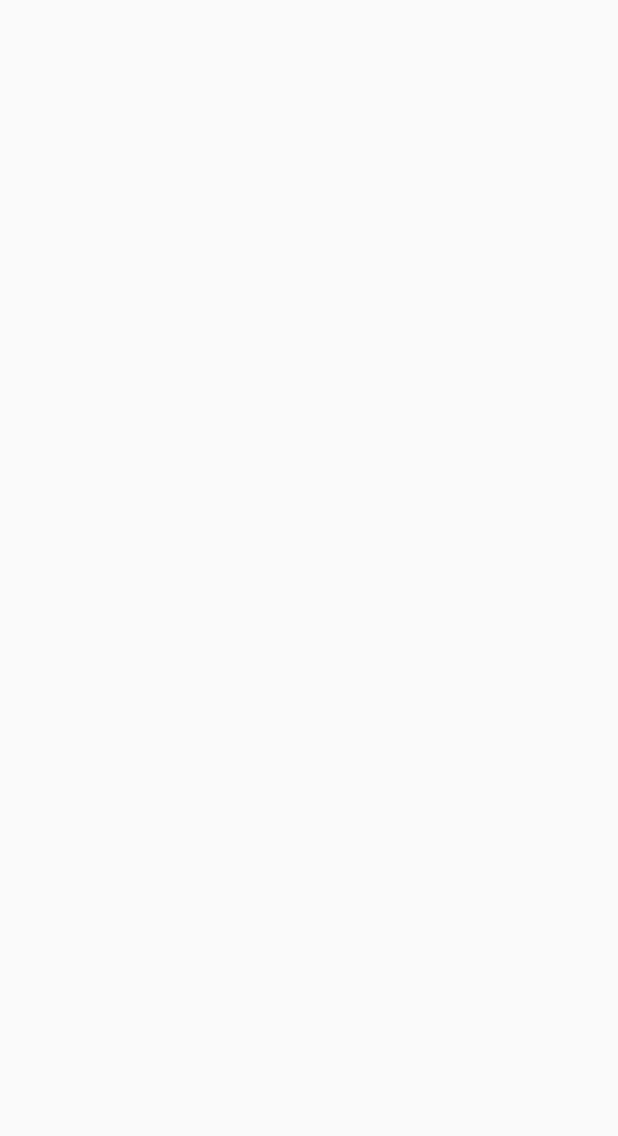
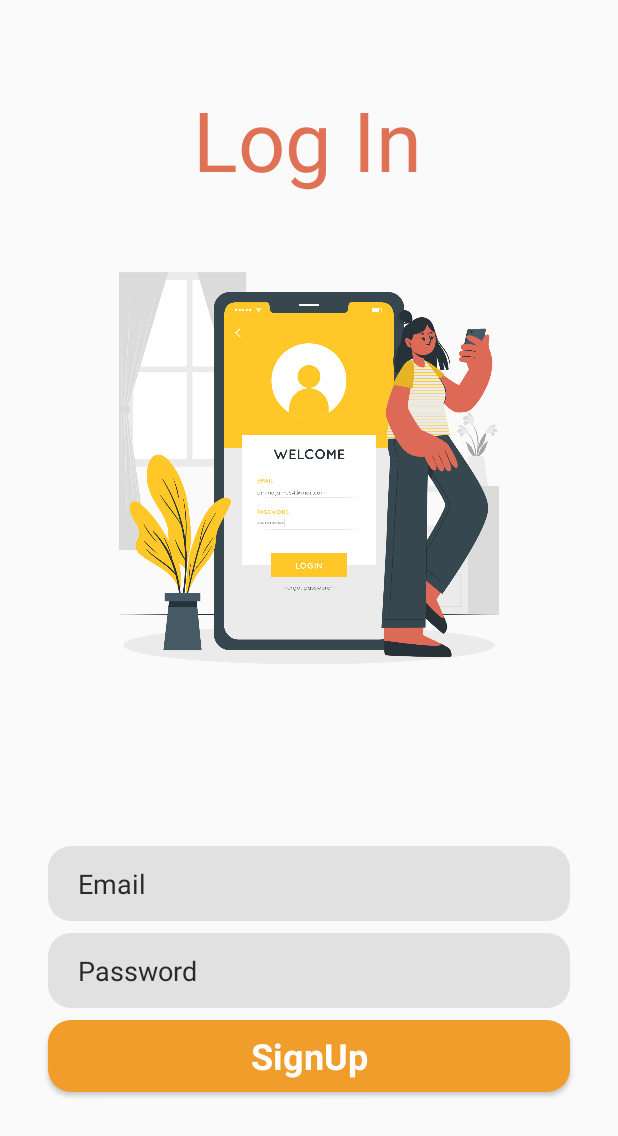
Before and after one commit to IT21237690/EAD_Project, an Android app built with Jetpack Compose: the LogIn screen opened directly, with no data from a screen before it, on a phone screen of 412 x 824 dp. Before the commit the part shown is empty. Shown: the top 1136 px of the screen. Run offline under Robolectric (Android 15) with nearby library versions, the phone set to English and light mode, and no system bars.

Commit message:
home and login done

```diff
--- a/E-Commerce/app/build.gradle.kts
+++ b/E-Commerce/app/build.gradle.kts
@@ -38,6 +38,7 @@ android {
     }
     buildFeatures {
         compose = true
+        viewBinding = true
     }
     composeOptions {
         kotlinCompilerExtensionVersion = "1.5.1"
--- a/E-Commerce/app/src/main/java/com/example/e_commerceapp/SignUp.kt
+++ b/E-Commerce/app/src/main/java/com/example/e_commerceapp/SignUp.kt
@@ -23,7 +23,7 @@ class SignUp : AppCompatActivity() {
         val passwordEditText: EditText = findViewById(R.id.editTextTextPassword)
         val usernameEditText: EditText = findViewById(R.id.editTextText)
         val addressEditText: EditText = findViewById(R.id.editTextTextPostalAddress)
-        val signUpButton: Button = findViewById(R.id.SignUpButtonSignUp)
+        val signUpButton: Button = findViewById(R.id.LoginButtonLogIn)
 
         signUpButton.setOnClickListener{
             val email = emailEditText.text.toString()
--- a/E-Commerce/app/src/main/res/layout/activity_log_in.xml
+++ b/E-Commerce/app/src/main/res/layout/activity_log_in.xml
@@ -4,7 +4,84 @@
     xmlns:tools="http://schemas.android.com/tools"
     android:id="@+id/main"
     android:layout_width="match_parent"
-    android:layout_height="match_parent"
-    tools:context=".LogIn">
+    android:layout_height="match_parent">
+
+    <TextView
+        android:id="@+id/textView"
+        android:layout_width="wrap_content"
+        android:layout_height="wrap_content"
+        android:layout_marginTop="56dp"
+        android:text="Log In"
+        android:textColor="#df7154"
+        android:textSize="55sp"
+        app:layout_constraintEnd_toEndOf="parent"
+        app:layout_constraintHorizontal_bias="0.497"
+        app:layout_constraintStart_toStartOf="parent"
+        app:layout_constraintTop_toTopOf="parent" />
+
+    <ImageView
+        android:id="@+id/imageView3"
+        android:layout_width="349dp"
+        android:layout_height="312dp"
+        android:layout_marginTop="156dp"
+        android:contentDescription="login"
+        android:src="@drawable/login"
+        app:layout_constraintEnd_toEndOf="parent"
+        app:layout_constraintStart_toStartOf="parent"
+        app:layout_constraintTop_toTopOf="parent" />
+
+    <LinearLayout
+        android:layout_width="match_parent"
+        android:layout_height="wrap_content"
+        android:layout_marginTop="0dp"
+        android:orientation="vertical"
+        app:layout_constraintBottom_toBottomOf="parent"
+        app:layout_constraintEnd_toEndOf="parent"
+        app:layout_constraintStart_toStartOf="parent"
+        app:layout_constraintTop_toBottomOf="@+id/imageView3">
+
+        <EditText
+            android:id="@+id/editTextTextEmailAddress"
+            android:layout_width="match_parent"
+            android:layout_height="50dp"
+            android:layout_marginStart="32dp"
+            android:layout_marginTop="8dp"
+            android:layout_marginEnd="32dp"
+            android:background="@drawable/edittext_background"
+            android:ems="10"
+            android:hint="Email"
+            android:inputType="textEmailAddress"
+            android:paddingStart="20dp"
+            android:textColorHint="#2A2A2A" />
+
+        <EditText
+            android:id="@+id/editTextTextPassword"
+            android:layout_width="match_parent"
+            android:layout_height="50dp"
+            android:layout_marginStart="32dp"
+            android:layout_marginTop="8dp"
+            android:layout_marginEnd="32dp"
+            android:background="@drawable/edittext_background"
+            android:ems="10"
+            android:hint="Password"
+            android:inputType="textPassword"
+            android:paddingStart="20dp"
+            android:textColorHint="#2A2A2A" />
+
+        <Button
+            android:id="@+id/SignUpButtonSignUp"
+            style="@android:style/Widget.Button"
+            android:layout_width="match_parent"
+            android:layout_height="wrap_content"
+            android:layout_marginStart="32dp"
+            android:layout_marginTop="8dp"
+            android:layout_marginEnd="32dp"
+            android:layout_marginBottom="8dp"
+            android:background="@drawable/btn_orange"
+            android:text="@string/signup"
+            android:textColor="#ffffff"
+            android:textSize="24sp"
+            android:textStyle="bold" />
+    </LinearLayout>
 
 </androidx.constraintlayout.widget.ConstraintLayout>
--- a/E-Commerce/app/src/main/res/layout/activity_main.xml
+++ b/E-Commerce/app/src/main/res/layout/activity_main.xml
@@ -40,7 +40,7 @@
         app:layout_constraintTop_toBottomOf="@+id/imageView3">
 
         <Button
-            android:id="@+id/button2"
+            android:id="@+id/LogInButtonWelcomePage"
             style="@android:style/Widget.Button"
             android:layout_width="match_parent"
             android:layout_height="wrap_content"
--- a/E-Commerce/app/src/main/res/layout/activity_sign_up.xml
+++ b/E-Commerce/app/src/main/res/layout/activity_sign_up.xml
@@ -97,7 +97,7 @@
             android:textColorHint="#2A2A2A" />
 
         <Button
-            android:id="@+id/SignUpButtonSignUp"
+            android:id="@+id/LoginButtonLogIn"
             style="@android:style/Widget.Button"
             android:layout_width="match_parent"
             android:layout_height="wrap_content"
@@ -106,7 +106,7 @@
             android:layout_marginEnd="32dp"
             android:layout_marginBottom="8dp"
             android:background="@drawable/btn_orange"
-            android:text="@string/signup"
+            android:text="Login"
             android:textColor="#ffffff"
             android:textSize="24sp"
             android:textStyle="bold" />
--- a/E-Commerce/app/src/main/res/values/colors.xml
+++ b/E-Commerce/app/src/main/res/values/colors.xml
@@ -7,4 +7,5 @@
     <color name="teal_700">#FF018786</color>
     <color name="black">#FF000000</color>
     <color name="white">#FFFFFFFF</color>
+    <color name="Orange">#f19d2c</color>
 </resources>
```
Also changed, not shown: E-Commerce/app/src/main/AndroidManifest.xml (+5 -2 lines), E-Commerce/app/src/main/java/com/example/e_commerceapp/ApiService.kt (+18 -5 lines), E-Commerce/app/src/main/java/com/example/e_commerceapp/HomePage.kt (added, +20 -0 lines), E-Commerce/app/src/main/java/com/example/e_commerceapp/LogIn.kt (+75 -8 lines), E-Commerce/app/src/main/java/com/example/e_commerceapp/MainActivity.kt (+8 -0 lines), E-Commerce/app/src/main/res/drawable/edittext_background2.xml (added, +9 -0 lines), E-Commerce/app/src/main/res/drawable/top_background.xml (added, +9 -0 lines), E-Commerce/app/src/main/res/layout/activity_home_page.xml (added, +111 -0 lines), E-Commerce/app/src/main/res/drawable/cover.jpg (added), E-Commerce/app/src/main/res/drawable/login.png (added), E-Commerce/app/src/main/res/drawable/search.png (added), E-Commerce/app/src/main/res/drawable/user.png (added).
